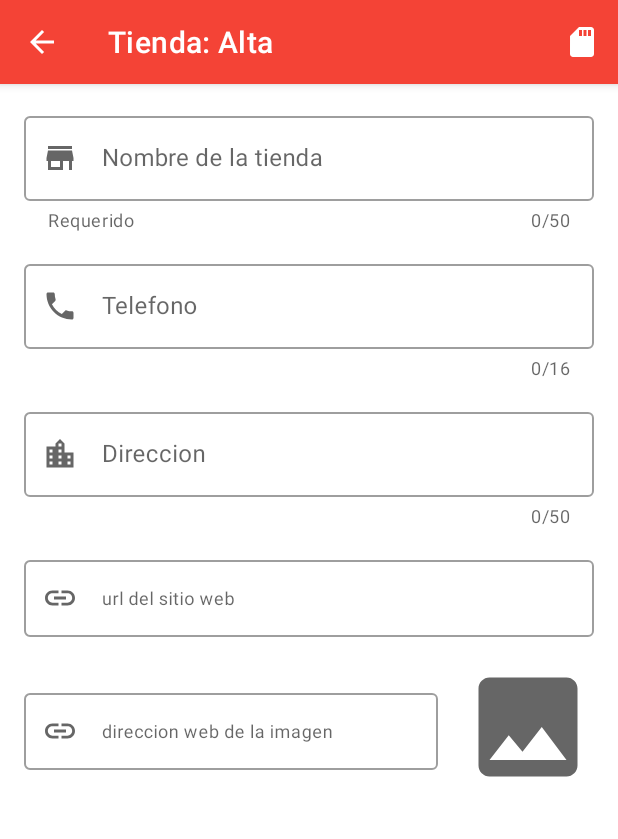
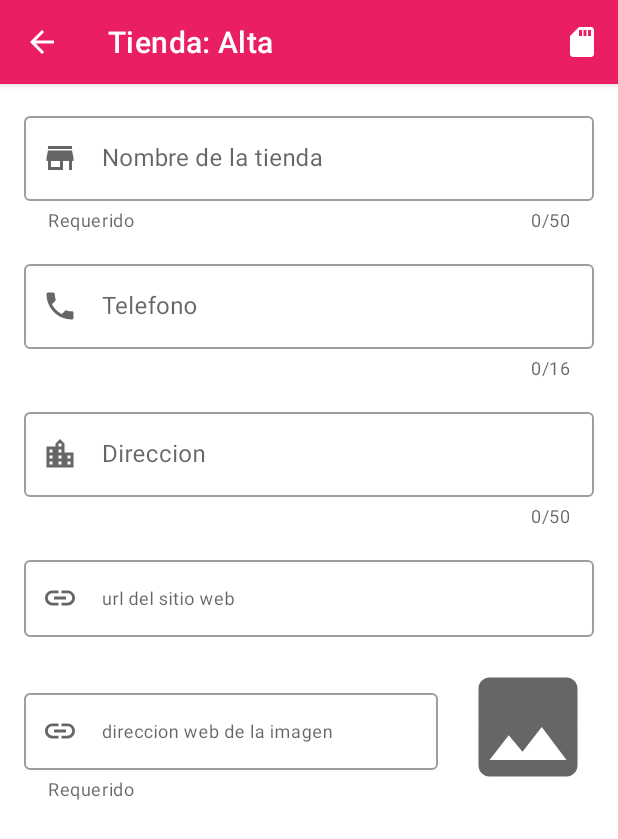
Before and after one commit to awnr83/TiendaApp, an Android app: the screen it shows after launch (MainActivity), after a tap on "Crear una tienda", on a phone screen of 412 x 824 dp. Shown: the top 839 px of the screen. Run offline under Robolectric (Android 15) with nearby library versions, the phone set to English and light mode, and no system bars; our stand-ins replace Room's generated code; libraries missing offline, so code that uses them is left out: org.jetbrains.anko; 1 statement that could not run was skipped.

Commit message:
final
se realizaron mejoras

```diff
--- a/app/src/main/res/layout/activity_main.xml
+++ b/app/src/main/res/layout/activity_main.xml
@@ -8,29 +8,15 @@
     android:layout_height="match_parent"
     tools:context=".MainActivity">
 
-<!--    <com.google.android.material.button.MaterialButton-->
-<!--        android:id="@+id/btnGuardar"-->
-<!--        android:layout_width="wrap_content"-->
-<!--        android:layout_height="wrap_content"-->
-<!--        android:text="@string/btn_btnGuardar"-->
-<!--        android:layout_margin="@dimen/med"-->
-<!--        app:layout_constraintEnd_toEndOf="parent"-->
-<!--        app:layout_constraintTop_toTopOf="parent"/>-->
-
-<!--    <EditText-->
-<!--        android:id="@+id/etName"-->
-<!--        android:layout_width="0dp"-->
-<!--        android:layout_height="wrap_content"-->
-<!--        android:layout_margin="@dimen/med"-->
-<!--        app:layout_constraintStart_toStartOf="parent"-->
-<!--        app:layout_constraintTop_toTopOf="parent"-->
-<!--        app:layout_constraintEnd_toStartOf="@id/btnGuardar" />-->
-
     <androidx.recyclerview.widget.RecyclerView
         android:id="@+id/recyclerView"
         android:layout_width="0dp"
         android:layout_height="0dp"
         android:background="#99E6D8D8"
+        android:paddingBottom="@dimen/min"
+        android:clipToPadding="false"
+        app:layoutManager="androidx.recyclerview.widget.GridLayoutManager"
+        app:spanCount="2"
         app:layout_constraintBottom_toBottomOf="parent"
         app:layout_constraintEnd_toEndOf="parent"
         app:layout_constraintStart_toStartOf="parent"
--- a/app/src/main/res/layout/fragment_tienda.xml
+++ b/app/src/main/res/layout/fragment_tienda.xml
@@ -104,6 +104,7 @@
                 android:layout_weight="1"
                 android:layout_marginTop="@dimen/med"
                 android:hint="@string/hint_Img"
+                app:helperText="@string/helper_requerido"
                 app:endIconMode="clear_text"
                 app:startIconDrawable="@drawable/ic_web"
                 style="@style/Widget.MaterialComponents.TextInputLayout.OutlinedBox">
--- /dev/null
+++ b/app/src/main/res/values-land/integers.xml
@@ -0,0 +1,4 @@
+<?xml version="1.0" encoding="utf-8"?>
+<resources>
+    <integer name="dimen_recyclerView">3</integer>
+</resources>
--- a/app/src/main/res/values/colors.xml
+++ b/app/src/main/res/values/colors.xml
@@ -12,4 +12,9 @@
     <color name="red_li">#E4A39F</color>
     <color name="red_dr">#FF1100</color>
     <color name="color_link">#303F9F</color>
+
+    <color name="primaryColor">#e91e63</color>
+    <color name="primaryDarkColor">#b0003a</color>
+    <color name="secondaryColor">#ff3d00</color>
+    <color name="secondaryDarkColor">#c30000</color>
 </resources>
--- /dev/null
+++ b/app/src/main/res/values/dialog_options.xml
@@ -0,0 +1,8 @@
+<?xml version="1.0" encoding="utf-8"?>
+<resources>
+    <string-array name="dialog_options">
+        <item>@string/ad_options_eliminar</item>
+        <item>@string/ad_options_llamar</item>
+        <item>@string/ad_options_web</item>
+    </string-array>
+</resources>
--- a/app/src/main/res/values/integers.xml
+++ b/app/src/main/res/values/integers.xml
@@ -8,4 +8,5 @@
     <integer name="max_etimg">4</integer>
     <integer name="min_etImg">1</integer>
     <integer name="max_etImg">4</integer>
+    <integer name="dimen_recyclerView">2</integer>
 </resources>
--- a/app/src/main/res/values/strings.xml
+++ b/app/src/main/res/values/strings.xml
@@ -21,8 +21,13 @@
     <string name="fragment_name_edit">Tienda: Modificar</string>
     <string name="msgModificado">Tienda modificada</string>
     <string name="msgDatos">Debe ingresar los datos faltantes</string>
+
     <string name="ad_title">Elija una opción</string>
     <string name="ad_eliminar_ok">Eliminar</string>
     <string name="ad_eliminar_no">Cancelar</string>
+    <string name="ad_options_eliminar">Eliminar</string>
+    <string name="ad_options_llamar">Llamar</string>
+    <string name="ad_options_web">Ir al sitio web</string>
+
     <string name="msgResolve">No se puede realizar  la acción solicitada</string>
 </resources>
--- a/app/src/main/res/values/themes.xml
+++ b/app/src/main/res/values/themes.xml
@@ -2,12 +2,12 @@
     <!-- Base application theme. -->
     <style name="Theme.TiendaApp" parent="Theme.MaterialComponents.DayNight.DarkActionBar">
         <!-- Primary brand color. -->
-        <item name="colorPrimary">@color/purple_500</item>
-        <item name="colorPrimaryVariant">@color/purple_700</item>
+        <item name="colorPrimary">@color/primaryColor</item>
+        <item name="colorPrimaryVariant">@color/primaryDarkColor</item>
         <item name="colorOnPrimary">@color/white</item>
         <!-- Secondary brand color. -->
-        <item name="colorSecondary">@color/teal_200</item>
-        <item name="colorSecondaryVariant">@color/teal_700</item>
+        <item name="colorSecondary">@color/secondaryColor</item>
+        <item name="colorSecondaryVariant">@color/secondaryDarkColor</item>
         <item name="colorOnSecondary">@color/black</item>
         <!-- Status bar color. -->
         <item name="android:statusBarColor" tools:targetApi="l">?attr/colorPrimaryVariant</item>
```
Also changed, not shown: app/src/main/AndroidManifest.xml (+10 -1 lines), app/src/main/java/com/moappdev/solutions/tiendaapp/MainActivity.kt (+11 -10 lines), 1 other file.
